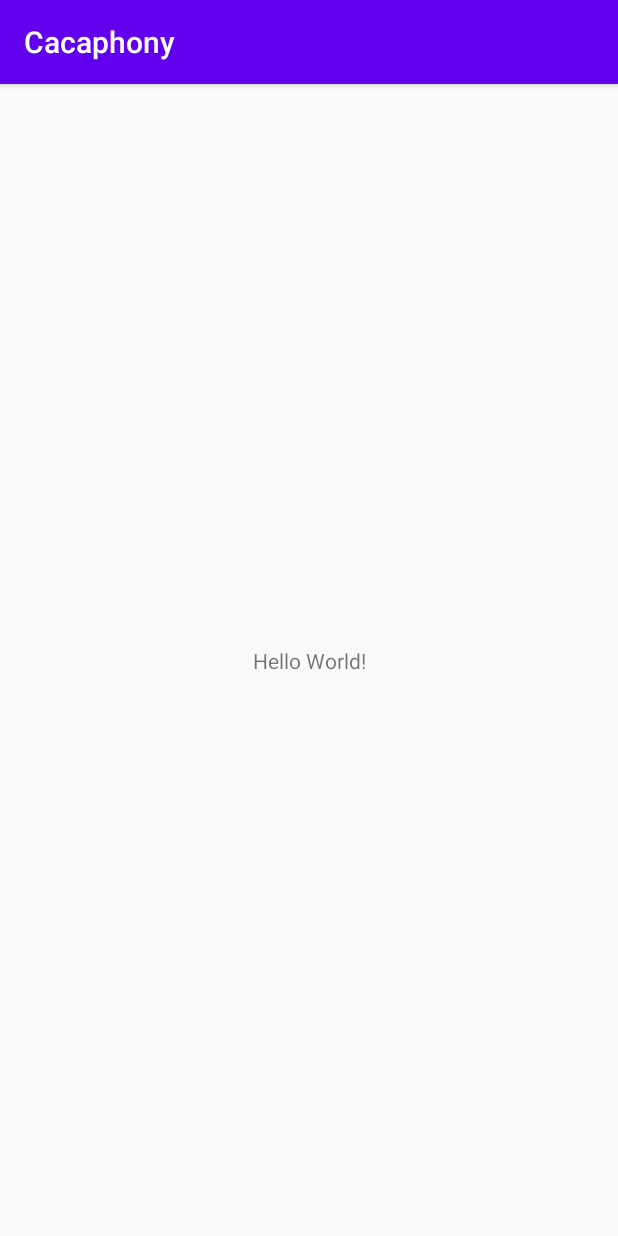
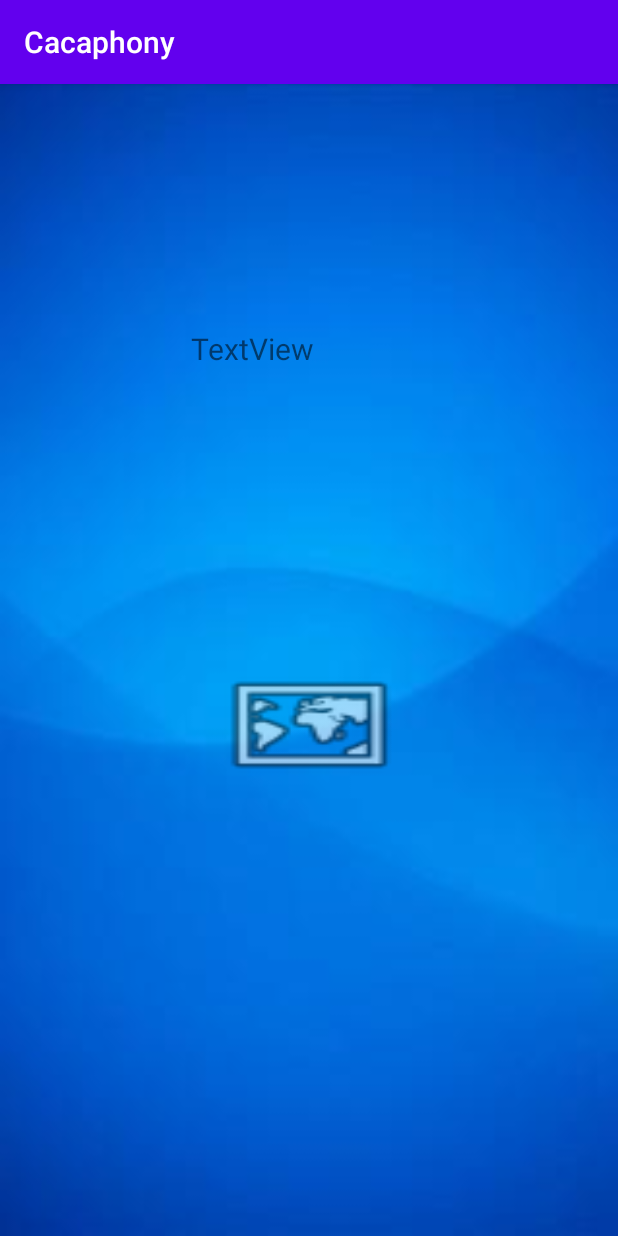
Before and after one commit to blacken57/Cacaphony, an Android app: the MainActivity screen opened directly, with no data from a screen before it, on a phone screen of 412 x 824 dp. Run offline under Robolectric (Android 15) with nearby library versions, the phone set to English and light mode, and no system bars.

Commit message:
Created 2

```diff
--- a/app/build.gradle
+++ b/app/build.gradle
@@ -31,6 +31,7 @@ dependencies {
     implementation 'androidx.appcompat:appcompat:1.1.0'
     implementation 'androidx.constraintlayout:constraintlayout:1.1.3'
     implementation 'com.google.firebase:firebase-auth:19.3.0'
+    implementation 'com.google.android.gms:play-services-maps:17.0.0'
     testImplementation 'junit:junit:4.12'
     androidTestImplementation 'androidx.test.ext:junit:1.1.1'
     androidTestImplementation 'androidx.test.espresso:espresso-core:3.2.0'
--- a/app/src/main/java/com/example/cacaphony/MainActivity.java
+++ b/app/src/main/java/com/example/cacaphony/MainActivity.java
@@ -2,13 +2,27 @@ package com.example.cacaphony;
 
 import androidx.appcompat.app.AppCompatActivity;
 
+import android.content.Intent;
 import android.os.Bundle;
+import android.view.View;
+import android.widget.Button;
+import android.widget.TextView;
 
 public class MainActivity extends AppCompatActivity {
+    private Button Location;
+    private TextView text;
 
     @Override
     protected void onCreate(Bundle savedInstanceState) {
         super.onCreate(savedInstanceState);
         setContentView(R.layout.activity_main);
+        Location = findViewById(R.id.GeoLocation);
+        text = findViewById(R.id.Info);
+        Location.setOnClickListener(new View.OnClickListener() {
+            @Override
+            public void onClick(View v){
+                startActivity(new Intent(getApplicationContext(),CustomerLocation.class));
+            }
+        });
     }
 }
--- a/app/src/main/java/com/example/cacaphony/Register.java
+++ b/app/src/main/java/com/example/cacaphony/Register.java
@@ -93,6 +93,7 @@ public class Register extends AppCompatActivity {
                             user.put("email",Emails);
                             user.put("password",password);
                             user.put("Phone number",phone);
+                            user.put("Customer",1);
                             documentReference.set(user).addOnSuccessListener(new OnSuccessListener<Void>() {
                                 @Override
                                 public void onSuccess(Void aVoid) {
@@ -154,6 +155,7 @@ public class Register extends AppCompatActivity {
                             user.put("email",Emails);
                             user.put("password",password);
                             user.put("Phone number",phone);
+                            user.put("Customer",0);
                             documentReference.set(user).addOnSuccessListener(new OnSuccessListener<Void>() {
                                 @Override
                                 public void onSuccess(Void aVoid) {
--- a/app/src/main/res/layout/activity_main.xml
+++ b/app/src/main/res/layout/activity_main.xml
@@ -4,15 +4,29 @@
     xmlns:tools="http://schemas.android.com/tools"
     android:layout_width="match_parent"
     android:layout_height="match_parent"
+    android:background="@drawable/unnamed"
     tools:context=".MainActivity">
 
+    <Button
+        android:id="@+id/GeoLocation"
+        android:layout_width="124dp"
+        android:layout_height="77dp"
+        android:background="@android:drawable/ic_menu_mapmode"
+        app:layout_constraintBottom_toBottomOf="parent"
+        app:layout_constraintEnd_toEndOf="parent"
+        app:layout_constraintStart_toStartOf="parent"
+        app:layout_constraintTop_toBottomOf="@+id/Info"
+        app:layout_constraintVertical_bias="0.31" />
+
     <TextView
-        android:layout_width="wrap_content"
-        android:layout_height="wrap_content"
-        android:text="Hello World!"
+        android:id="@+id/Info"
+        android:layout_width="158dp"
+        android:layout_height="90dp"
+        android:text="TextView"
+        android:textSize="20sp"
         app:layout_constraintBottom_toBottomOf="parent"
-        app:layout_constraintLeft_toLeftOf="parent"
-        app:layout_constraintRight_toRightOf="parent"
-        app:layout_constraintTop_toTopOf="parent" />
-
+        app:layout_constraintEnd_toEndOf="parent"
+        app:layout_constraintStart_toStartOf="parent"
+        app:layout_constraintTop_toTopOf="parent"
+        app:layout_constraintVertical_bias="0.24000001" />
 </androidx.constraintlayout.widget.ConstraintLayout>
--- a/app/src/main/res/values/strings.xml
+++ b/app/src/main/res/values/strings.xml
@@ -1,3 +1,4 @@
 <resources>
     <string name="app_name">Cacaphony</string>
+    <string name="title_activity_maps">Map</string>
 </resources>
```
Also changed, not shown: app/src/debug/res/values/google_maps_api.xml (added, +24 -0 lines), app/src/main/AndroidManifest.xml (+25 -1 lines), app/src/main/java/com/example/cacaphony/CustomerLocation.java (added, +14 -0 lines), app/src/main/res/layout/activity_customer_location.xml (added, +9 -0 lines), app/src/main/res/layout/activity_maps.xml (added, +9 -0 lines), 1 other file.
